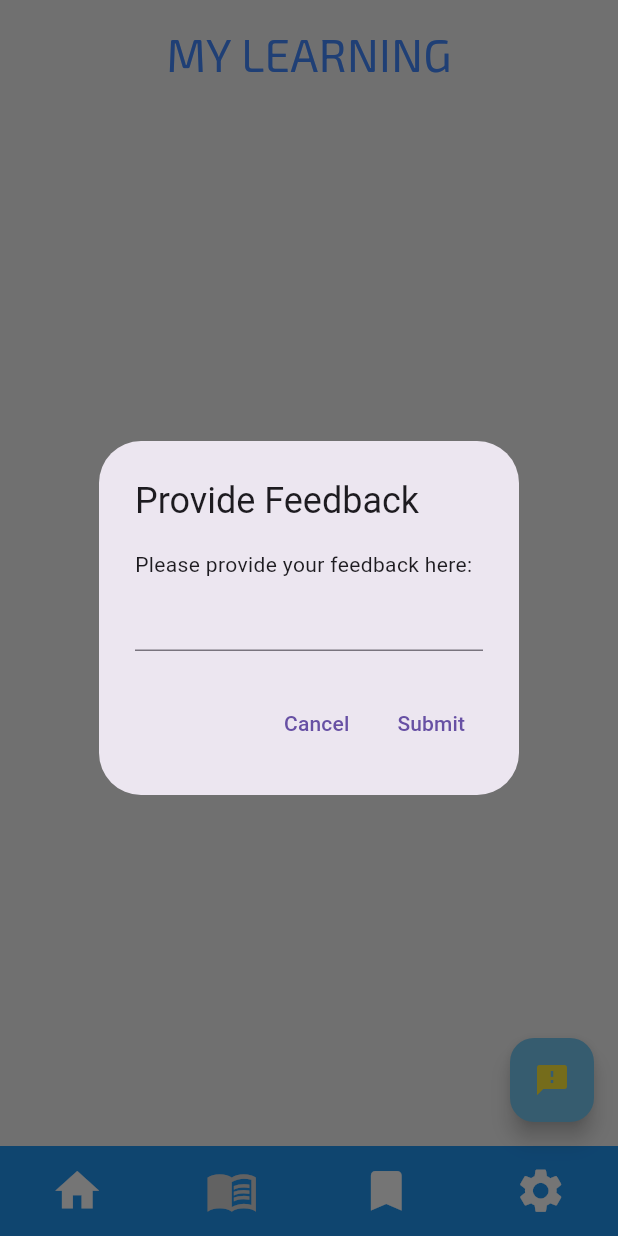
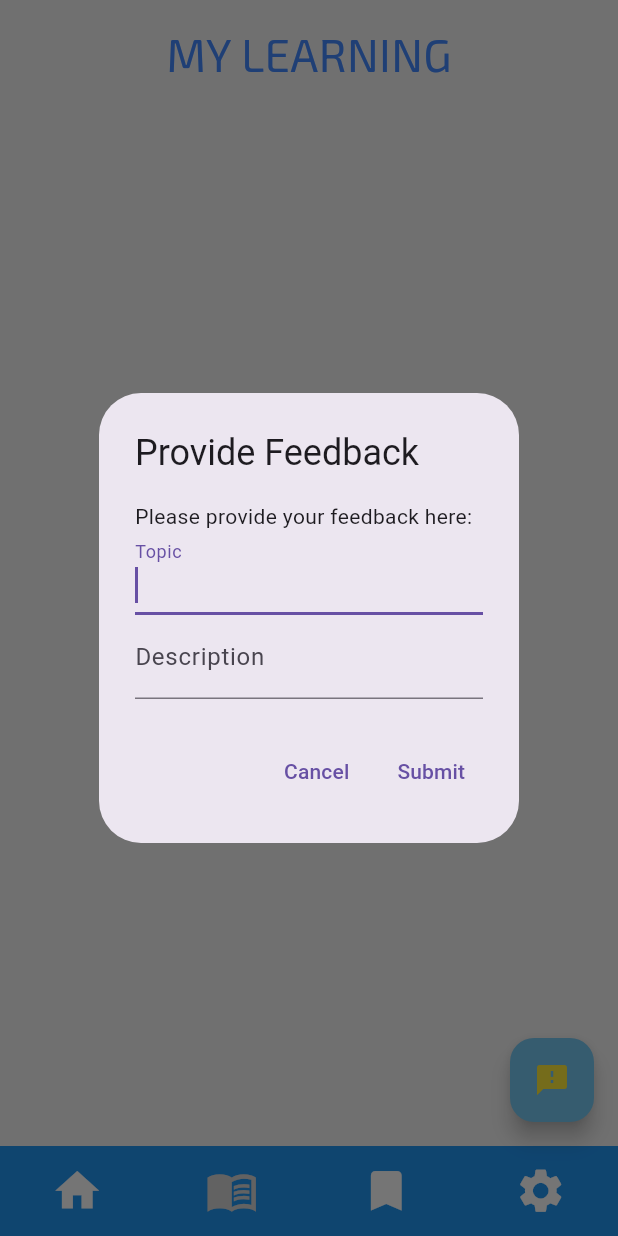
Before and after one commit to justnt47/Study_mobile_application, a Flutter app: the screen it shows once a user with an empty profile is signed in, item 2 of the bottom bar chosen, after a tap on the "feedback" icon, on a phone screen of 412 x 824 dp. Run offline on Flutter 3.47's test engine with Material 3 defaults, Android fonts, the phone set to English and light mode, and no system bars; our stand-ins replace cloud_firestore, firebase_auth, firebase_core, get, google_fonts, google_sign_in and 1 more; missing offline and left inert: flutter_image_slider; accounts and stored records are empty.

Commit message:
save feedback to database

```diff
--- a/lib/homePage.dart
+++ b/lib/homePage.dart
@@ -1,11 +1,11 @@
 import 'package:flutter/material.dart';
+import 'package:firebase_core/firebase_core.dart';
+import 'package:cloud_firestore/cloud_firestore.dart';
+
 import 'package:test_any_code/bookMarkPage.dart';
 import 'package:test_any_code/home.dart';
 import 'package:test_any_code/lessonPage.dart';
 import 'package:test_any_code/settingPage.dart';
-import 'package:firebase_database/firebase_database.dart';
-import 'package:firebase_core/firebase_core.dart';
-
 
 class homePage extends StatefulWidget {
   homePage({super.key});
@@ -15,6 +15,7 @@ class homePage extends StatefulWidget {
 }
 
 class _homePageState extends State<homePage> {
+  final _formKey = GlobalKey<FormState>();
   int screenIndex = 0;
 
   //------ หน้าจอแต่ละหน้า ------
@@ -24,8 +25,6 @@ class _homePageState extends State<homePage> {
     bookmark(),
     sett(),
   ];
-
-
 
   @override
   Widget build(BuildContext context) {
@@ -113,8 +112,10 @@ class _homePageState extends State<homePage> {
   }
 
   void _showFeedbackDialog(BuildContext context) {
-    TextEditingController feedbackController = TextEditingController();
-
+    TextEditingController topic_feedbackController = TextEditingController();
+    TextEditingController des_feedbackController = TextEditingController();
+    CollectionReference feedBackCollection =
+        FirebaseFirestore.instance.collection("feedBacks");
     showDialog(
       context: context,
       builder: (BuildContext context) {
@@ -124,7 +125,26 @@ class _homePageState extends State<homePage> {
             child: ListBody(
               children: <Widget>[
                 Text('Please provide your feedback here:'),
-                TextField()
+                TextFormField(
+                  controller: topic_feedbackController,
+                  autofocus: true,
+                  decoration: const InputDecoration(
+                    labelText: 'Topic',
+                  ),
+                  validator: (value) {
+                    if (value!.isEmpty) return 'Please enter an Topic';
+                  },
+                ),
+                TextFormField(
+                  controller: des_feedbackController,
+                  autofocus: true,
+                  decoration: const InputDecoration(
+                    labelText: 'Description',
+                  ),
+                  validator: (value) {
+                    if (value!.isEmpty) return 'Please enter an Description';
+                  },
+                )
               ],
             ),
           ),
@@ -137,7 +157,13 @@ class _homePageState extends State<homePage> {
             ),
             TextButton(
               onPressed: () {
-
+                feedBackCollection.add({
+                  "topic": topic_feedbackController.text,
+                  "description": des_feedbackController.text
+                });
+                topic_feedbackController.clear();
+                des_feedbackController.clear();
+                Navigator.pop(context);
               },
               child: Text('Submit'),
             ),
```
Also changed, not shown: flutter_gradient_example/pubspec.lock, pubspec.lock, 1 other file.
